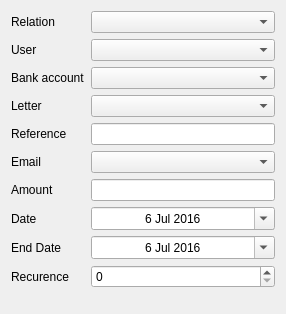
The window that MyQtness/ui/contract_form.ui (MazeFX/pat) describes before a commit, drawn with Qt 5.
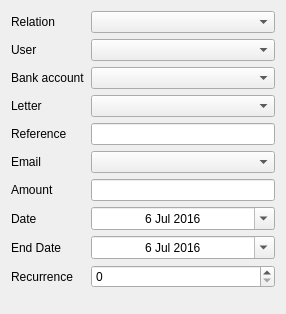
The same window after the commit. Custom widgets are drawn as their Qt base class.

What changed in the file:
```diff
--- a/MyQtness/ui/contract_form.ui
+++ b/MyQtness/ui/contract_form.ui
@@ -183,7 +183,7 @@
    <item row="9" column="0">
     <widget class="QLabel" name="recurenceLabel">
      <property name="text">
-      <string>Recurence</string>
+      <string>Recurrence</string>
      </property>
     </widget>
    </item>
```
Left out of the diff: 6 changed lines with no effect on the pictures.
